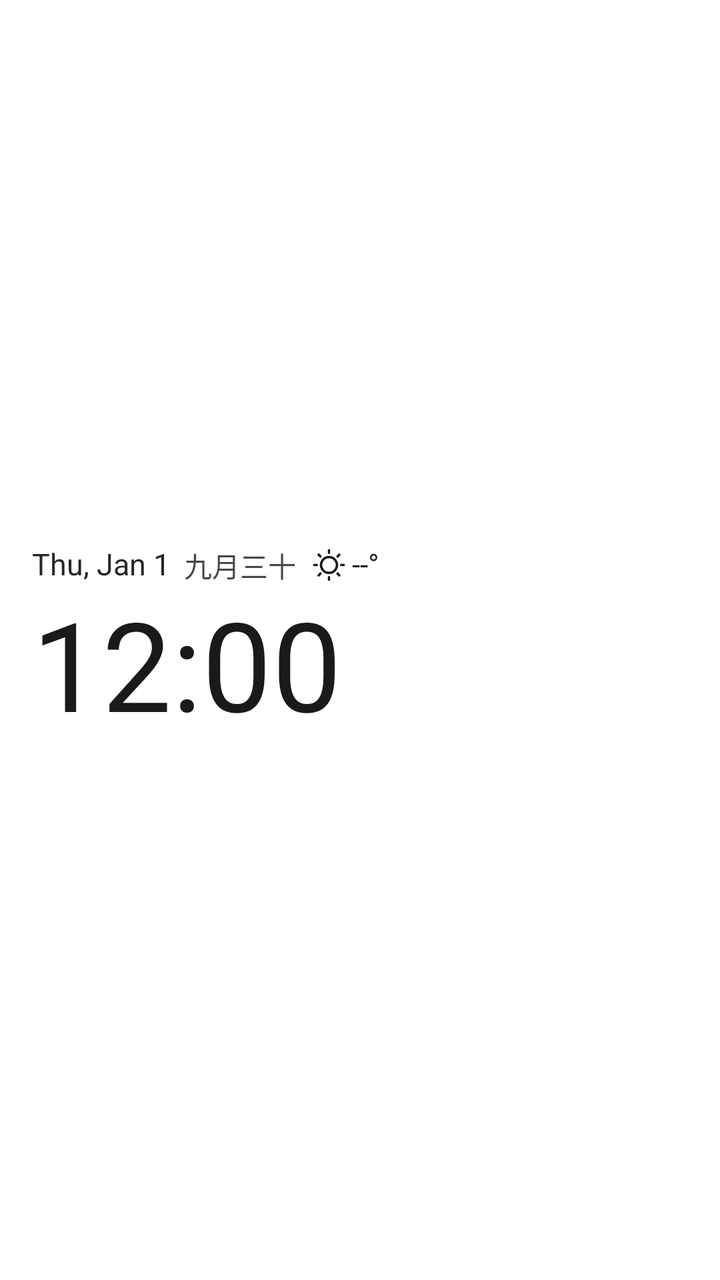
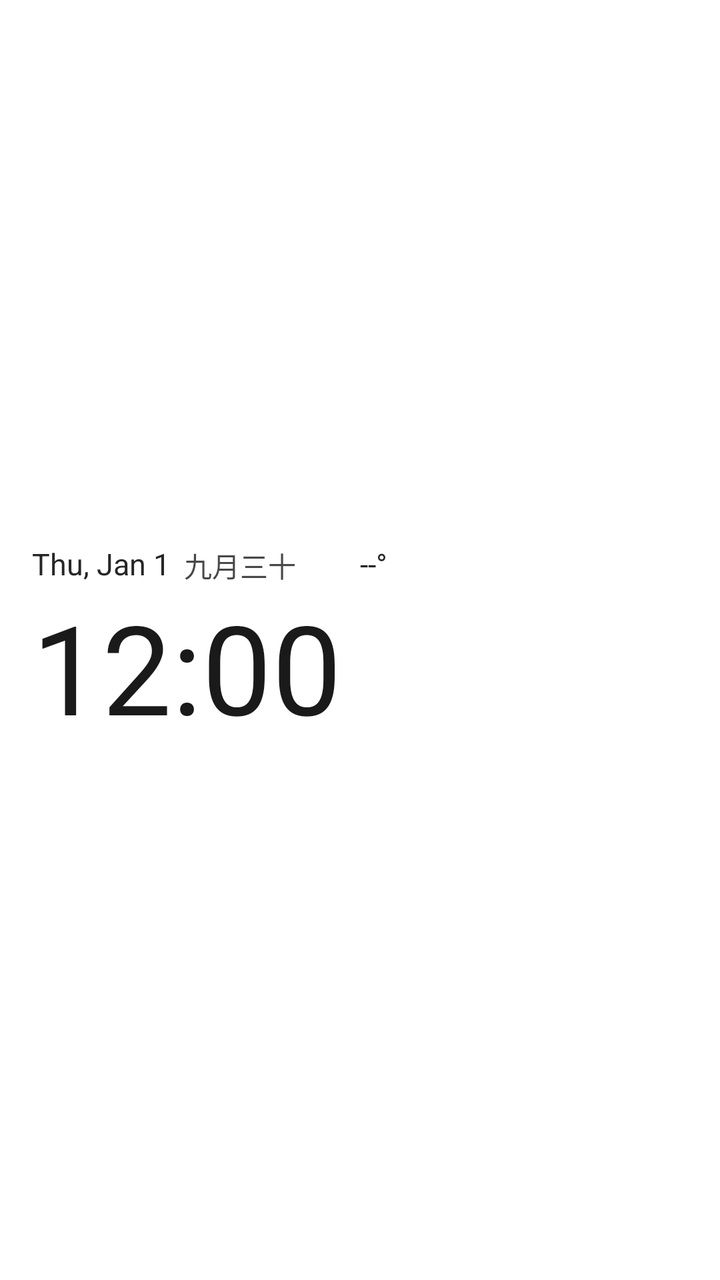

Before-and-after screenshots of an Android layout around one commit, followed by the original layout XML and the change that was made.
<!-- AndroidManifest.xml: fallback theme Theme.MaterialComponents.DayNight.NoActionBar -->
<!-- res/layout/ww_black_normal.xml -->
<?xml version="1.0" encoding="utf-8"?>
<LinearLayout xmlns:android="http://schemas.android.com/apk/res/android"
    android:id="@+id/ww_root"
    android:layout_width="match_parent"
    android:layout_height="match_parent"
    android:orientation="vertical"
    android:gravity="center_vertical|start"
    android:paddingStart="16dp"
    android:paddingEnd="16dp">

    <LinearLayout
        android:id="@+id/ww_date_touch"
        android:layout_width="match_parent"
        android:layout_height="wrap_content"
        android:orientation="horizontal"
        android:gravity="center_vertical"
        android:paddingTop="7dp"
        android:paddingBottom="3dp">

        <TextClock
            android:id="@+id/ww_date"
            android:layout_width="wrap_content"
            android:layout_height="wrap_content"
            android:fontFamily="sans-serif"
            android:format24Hour="@string/date_format_compact"
            android:format12Hour="@string/date_format_compact"
            android:includeFontPadding="false"
            android:shadowColor="#4DFFFFFF"
            android:shadowDx="0"
            android:shadowDy="1"
            android:shadowRadius="3"
            android:textColor="#F21A1A1A"
            android:textSize="15sp" />

        <TextView
            android:id="@+id/ww_lunar"
            android:layout_width="wrap_content"
            android:layout_height="wrap_content"
            android:layout_marginStart="7dp"
            android:fontFamily="sans-serif"
            android:includeFontPadding="false"
            android:shadowColor="#4DFFFFFF"
            android:shadowDx="0"
            android:shadowDy="1"
            android:shadowRadius="3"
            android:textColor="#CC1A1A1A"
            android:textSize="14sp"
            android:text="九月三十" />

        <LinearLayout
            android:id="@+id/ww_weather_touch"
            android:layout_width="wrap_content"
            android:layout_height="wrap_content"
            android:layout_marginStart="8dp"
            android:orientation="horizontal"
            android:gravity="center_vertical"
            android:paddingTop="4dp"
            android:paddingBottom="4dp">

            <ImageView
                android:id="@+id/ww_icon"
                android:layout_width="17dp"
                android:layout_height="17dp"
                android:scaleType="fitCenter"
                android:src="@drawable/ic_wx_clear_dark" />

            <TextView
                android:id="@+id/ww_temp"
                android:layout_width="wrap_content"
                android:layout_height="wrap_content"
                android:layout_marginStart="3dp"
                android:fontFamily="sans-serif"
                android:includeFontPadding="false"
                android:shadowColor="#4DFFFFFF"
                android:shadowDx="0"
                android:shadowDy="1"
                android:shadowRadius="3"
                android:textColor="#F21A1A1A"
                android:textSize="15sp"
                android:text="--°" />
        </LinearLayout>

        <TextView
            android:id="@+id/ww_city"
            android:layout_width="wrap_content"
            android:layout_height="wrap_content"
            android:layout_marginStart="8dp"
            android:ellipsize="end"
            android:fontFamily="sans-serif"
            android:includeFontPadding="false"
            android:maxLines="1"
            android:shadowColor="#4DFFFFFF"
            android:shadowDx="0"
            android:shadowDy="1"
            android:shadowRadius="3"
            android:textColor="#991A1A1A"
            android:textSize="13sp"
            android:visibility="gone" />
    </LinearLayout>

    <FrameLayout
        android:id="@+id/ww_time_touch"
        android:layout_width="match_parent"
        android:layout_height="wrap_content"
        android:paddingTop="0dp"
        android:paddingBottom="6dp">

        <TextClock
            android:id="@+id/ww_time"
            android:layout_width="wrap_content"
            android:layout_height="wrap_content"
            android:fontFamily="sans-serif"
            android:format24Hour="HH:mm"
            android:format12Hour="h:mm"
            android:includeFontPadding="false"
            android:shadowColor="#4DFFFFFF"
            android:shadowDx="0"
            android:shadowDy="1"
            android:shadowRadius="4"
            android:textColor="#FF1A1A1A"
            android:textSize="62sp" />
    </FrameLayout>

</LinearLayout>
<!-- resources referenced by this layout -->
<resources>
  <!-- drawable ic_wx_clear_dark: vector/xml drawable (drawable, 2462 chars, omitted) -->
  <string name="date_format_compact">EEE, MMM d</string>
</resources>

<!-- the commit's change to res/layout/ww_black_normal.xml (unified diff, before → after) -->
@@ -59,10 +59,10 @@
 
             <ImageView
                 android:id="@+id/ww_icon"
-                android:layout_width="17dp"
-                android:layout_height="17dp"
+                android:layout_width="21dp"
+                android:layout_height="21dp"
                 android:scaleType="fitCenter"
-                android:src="@drawable/ic_wx_clear_dark" />
+                android:src="@drawable/ic_wx_clear" />
 
             <TextView
                 android:id="@+id/ww_temp"
<!-- resource entries referenced after the edit -->
@@ -1,6 +1,6 @@
 <!-- resources referenced by this layout -->
 <resources>
-  <!-- drawable ic_wx_clear_dark: vector/xml drawable (drawable, 2462 chars, omitted) -->
+  <!-- drawable ic_wx_clear: vector/xml drawable (drawable, 2462 chars, omitted) -->
   <string name="date_format_compact">EEE, MMM d</string>
 </resources>
 
